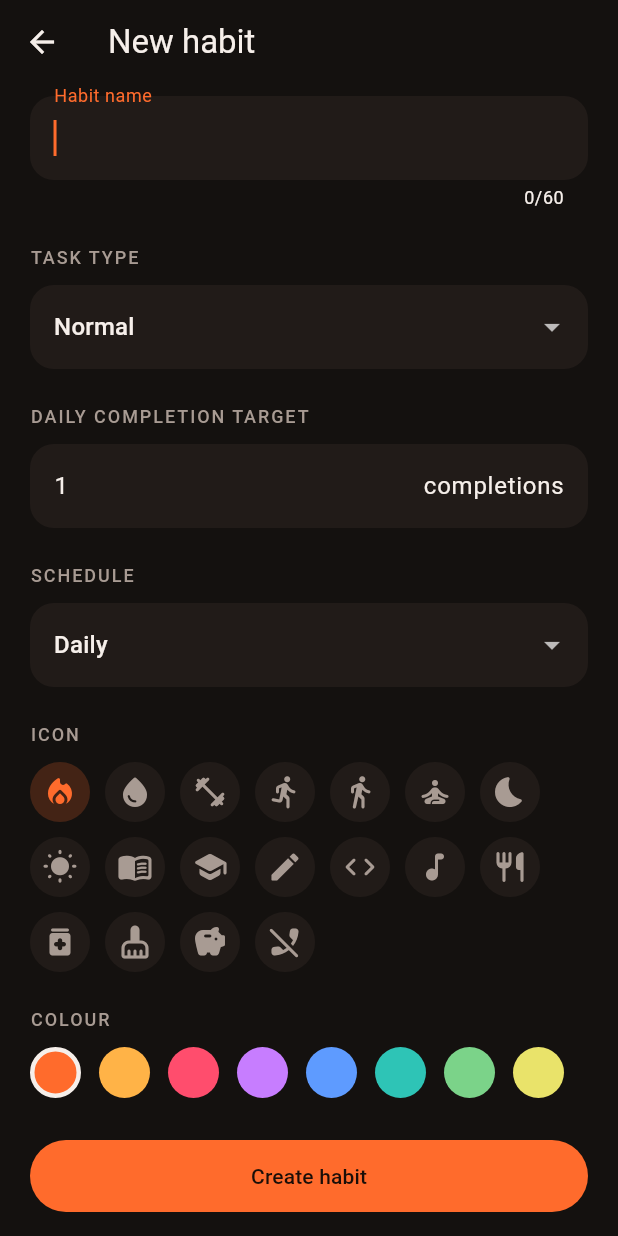
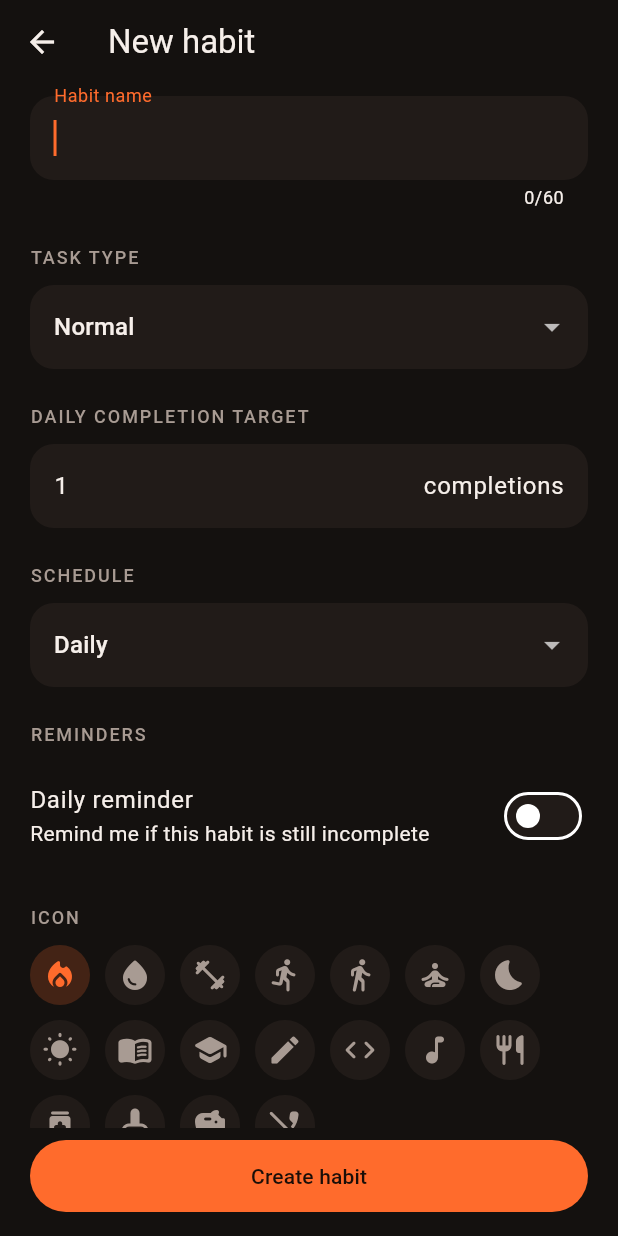
Before and after one commit to ayushgohil/Habit-Tracker-APP, a Flutter app: the AddHabitScreen screen opened directly, on a phone screen of 412 x 824 dp. Run offline on Flutter 3.47's test engine with Material 3 defaults, Android fonts, the phone set to English and light mode, and no system bars; our stand-ins replace drift, flutter_riverpod, material_ui; accounts and stored records are empty; generated files the repository leaves out were written again.

Commit message:
Add reminder controls to habit editor

```diff
--- a/lib/ui/add_habit/add_habit_screen.dart
+++ b/lib/ui/add_habit/add_habit_screen.dart
@@ -28,6 +28,10 @@ class _AddHabitScreenState extends ConsumerState<AddHabitScreen> {
   int _intervalDays = 2;
   int _periodTarget = 1;
   bool _twoDayRule = false;
+  bool _reminderEnabled = false;
+  TimeOfDay _reminderTime = const TimeOfDay(hour: 20, minute: 0);
+  bool _partialNudgeEnabled = false;
+  TimeOfDay _partialNudgeTime = const TimeOfDay(hour: 21, minute: 0);
   bool _saving = false;
 
   @override
@@ -47,6 +51,10 @@ class _AddHabitScreenState extends ConsumerState<AddHabitScreen> {
     _intervalDays = h.intervalDays;
     _periodTarget = h.periodTarget;
     _twoDayRule = h.twoDayRule;
+    _reminderEnabled = h.reminderEnabled;
+    _reminderTime = TimeOfDay(hour: h.reminderHour, minute: h.reminderMinute);
+    _partialNudgeEnabled = h.partialNudgeEnabled;
+    _partialNudgeTime = TimeOfDay(hour: h.partialNudgeHour, minute: h.partialNudgeMinute);
   }
 
   @override
@@ -60,6 +68,14 @@ class _AddHabitScreenState extends ConsumerState<AddHabitScreen> {
   int _positive(TextEditingController c, int fallback, int max) {
     final value = int.tryParse(c.text) ?? fallback;
     return value.clamp(1, max);
+  }
+
+  Future<void> _pickReminderTime({required bool nudge}) async {
+    final picked = await showTimePicker(context: context, initialTime: nudge ? _partialNudgeTime : _reminderTime);
+    if (picked == null || !mounted) return;
+    setState(() {
+      if (nudge) { _partialNudgeTime = picked; } else { _reminderTime = picked; }
+    });
   }
 
   Future<void> _save() async {
@@ -98,6 +114,12 @@ class _AddHabitScreenState extends ConsumerState<AddHabitScreen> {
         taskType: _taskType,
         twoDayRule: _twoDayRule,
         targetDurationSeconds: _positive(_duration, 30, 1440) * 60,
+        reminderEnabled: _reminderEnabled,
+        reminderHour: _reminderTime.hour,
+        reminderMinute: _reminderTime.minute,
+        partialNudgeEnabled: _partialNudgeEnabled,
+        partialNudgeHour: _partialNudgeTime.hour,
+        partialNudgeMinute: _partialNudgeTime.minute,
       );
     } else {
       await actions.edit(
@@ -110,6 +132,12 @@ class _AddHabitScreenState extends ConsumerState<AddHabitScreen> {
         taskType: _taskType,
         twoDayRule: _twoDayRule,
         targetDurationSeconds: _positive(_duration, 30, 1440) * 60,
+        reminderEnabled: _reminderEnabled,
+        reminderHour: _reminderTime.hour,
+        reminderMinute: _reminderTime.minute,
+        partialNudgeEnabled: _partialNudgeEnabled,
+        partialNudgeHour: _partialNudgeTime.hour,
+        partialNudgeMinute: _partialNudgeTime.minute,
       );
     }
     if (mounted) Navigator.of(context).pop();
@@ -226,6 +254,23 @@ class _AddHabitScreenState extends ConsumerState<AddHabitScreen> {
               max: 366,
               onChanged: (v) => setState(() => _periodTarget = v),
             ),
+          const _Label('Reminders'),
+          SwitchListTile(contentPadding: EdgeInsets.zero, title: const Text('Daily reminder'),
+            subtitle: const Text('Remind me if this habit is still incomplete'),
+            value: _reminderEnabled, onChanged: (value) => setState(() => _reminderEnabled = value)),
+          if (_reminderEnabled)
+            ListTile(contentPadding: EdgeInsets.zero, title: const Text('Reminder time'),
+              subtitle: Text(_reminderTime.format(context)), trailing: const Icon(Icons.access_time_rounded),
+              onTap: () => _pickReminderTime(nudge: false)),
+          if (_reminderEnabled) ...[
+            SwitchListTile(contentPadding: EdgeInsets.zero, title: const Text('Partial-progress nudge'),
+              subtitle: const Text('A later nudge if you have started but not finished'),
+              value: _partialNudgeEnabled, onChanged: (value) => setState(() => _partialNudgeEnabled = value)),
+            if (_partialNudgeEnabled)
+              ListTile(contentPadding: EdgeInsets.zero, title: const Text('Nudge time'),
+                subtitle: Text(_partialNudgeTime.format(context)), trailing: const Icon(Icons.access_time_rounded),
+                onTap: () => _pickReminderTime(nudge: true)),
+          ],
           const _Label('Icon'),
           Wrap(
             spacing: 10,
```
